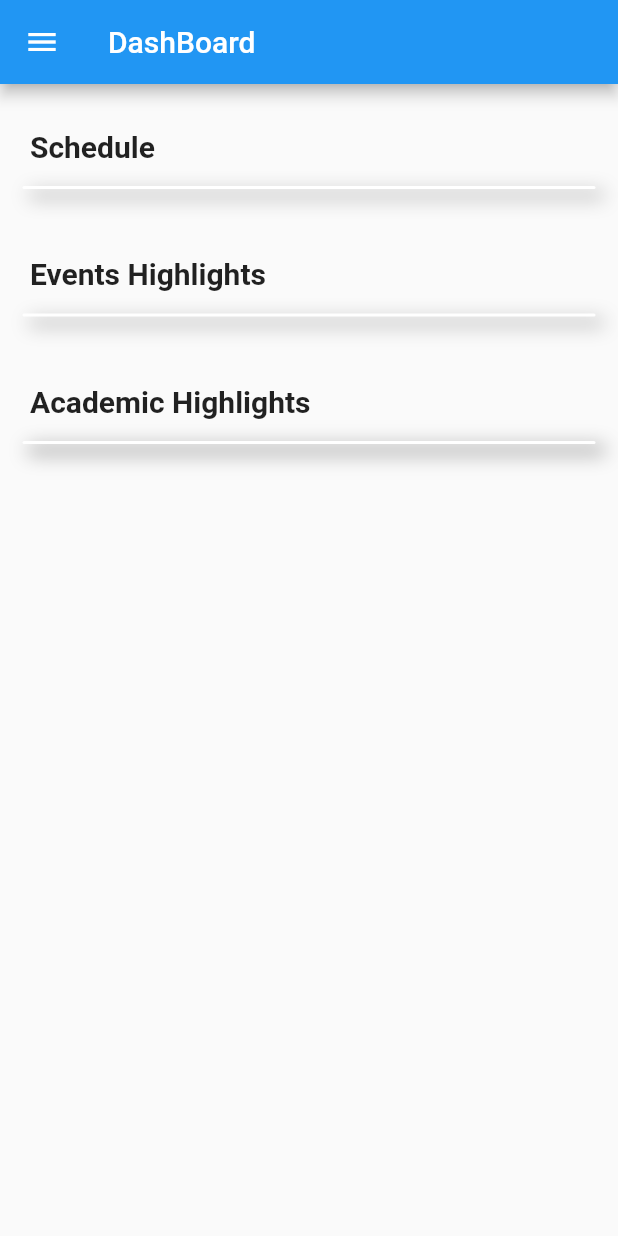
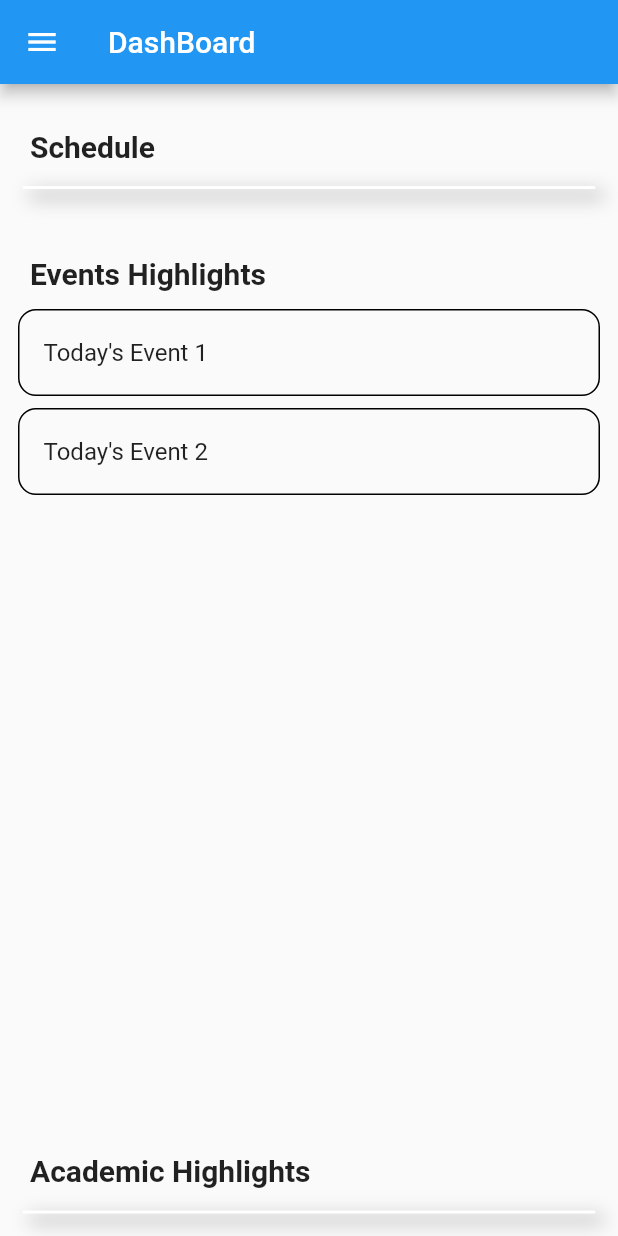
Before and after one commit to LEIC-ES-2021-22/2LEIC15T1, a Flutter app: the screen it shows after launch, after a tap on "Login", on a phone screen of 412 x 824 dp. Run offline on Flutter 3.47's test engine with Material 2 defaults, Android fonts, the phone set to English and light mode, and no system bars; our stand-ins replace settings_ui, table_calendar; project files that could hold a hidden picture were left out.

Commit message:
upgraded Dashboard look

```diff
--- a/lib/UI/homepage.dart
+++ b/lib/UI/homepage.dart
@@ -1,5 +1,8 @@
 import 'package:flutter/material.dart';
 import 'NavBar.dart';
+import 'utils.dart';
+import 'dart:collection';
+import 'package:table_calendar/table_calendar.dart';
 
 class MyStatefulWidgeta extends StatefulWidget {
   const MyStatefulWidgeta({Key? key}) : super(key: key);
@@ -9,6 +12,44 @@ class MyStatefulWidgeta extends StatefulWidget {
 }
 
 class _MyStatefulWidgetStatea extends State<MyStatefulWidgeta> {
+  final ValueNotifier<List<Event>> _selectedEvents = ValueNotifier([]);
+
+  void initState() {
+    super.initState();
+    WidgetsBinding.instance.addPostFrameCallback((_) => _onDaySelected(kToday));
+  }
+
+  // Using a `LinkedHashSet` is recommended due to equality comparison override
+  final Set<DateTime> _selectedDays = LinkedHashSet<DateTime>(
+    equals: isSameDay,
+    hashCode: getHashCode,
+  );
+
+
+
+  @override
+  void dispose() {
+    _selectedEvents.dispose();
+    super.dispose();
+  }
+
+  List<Event> _getEventsForDay(DateTime day) {
+    return kEvents[day] ?? [];
+  }
+
+  List<Event> _getEventsForDays(Set<DateTime> days) {
+    return [
+      for (final d in days) ..._getEventsForDay(d),
+    ];
+  }
+
+  void _onDaySelected(DateTime selectedDay) {
+    setState(() {
+      _selectedDays.add(selectedDay);
+    });
+    _selectedEvents.value = _getEventsForDays(_selectedDays);
+  }
+
 
   @override
   Widget build(BuildContext context) {
@@ -19,16 +60,7 @@ class _MyStatefulWidgetStatea extends State<MyStatefulWidgeta> {
         appBar: AppBar(
           title: const Text('DashBoard'),
         ),
-        body: _Body(),
-      ),
-    );
-  }
-}
-
-class _Body extends StatelessWidget{
-  @override
-  Widget build(BuildContext context) {
-    return Column(
+        body: Column(
           children: [
             Container(
               margin: const EdgeInsets.only(top:30,left:20),
@@ -57,10 +89,44 @@ class _Body extends StatelessWidget{
                   ]
               ),
             ),
+
             Container(
               margin: const EdgeInsets.only(top:30,left:20),
               alignment: Alignment.centerLeft,
               child: const Text('Events Highlights',style:TextStyle(fontSize: 20,fontWeight: FontWeight.bold)),
+            ),
+            const SizedBox(height: 8.0),
+            Expanded(
+              child: ValueListenableBuilder<List<Event>>(
+                valueListenable: _selectedEvents,
+                builder: (context, value, _) {
+                  return ListView.builder(
+                    itemCount: value.length,
+                    itemBuilder: (context, index) {
+                      return Container(
+                        margin: const EdgeInsets.symmetric(
+                          horizontal: 12.0,
+                          vertical: 4.0,
+                        ),
+                        decoration: BoxDecoration(
+                          border: Border.all(),
+                          borderRadius: BorderRadius.circular(12.0),
+                        ),
+                        child: ListTile(
+                          onTap: () => print('${value[index]}'),
+                          title: Text('${value[index]}'),
+                        ),
+                      );
+                    },
+                  );
+                },
+              ),
+            ),
+
+            Container(
+              margin: const EdgeInsets.only(top:30,left:20),
+              alignment: Alignment.centerLeft,
+              child: const Text('Academic Highlights',style:TextStyle(fontSize: 20,fontWeight: FontWeight.bold)),
             ),
             Container(
               margin: const EdgeInsets.all(15.0),
@@ -84,35 +150,9 @@ class _Body extends StatelessWidget{
                   ]
               ),
             ),
-        Container(
-          margin: const EdgeInsets.only(top:30,left:20),
-          alignment: Alignment.centerLeft,
-          child: const Text('Academic Highlights',style:TextStyle(fontSize: 20,fontWeight: FontWeight.bold)),
-        ),
-        Container(
-          margin: const EdgeInsets.all(15.0),
-          padding : const EdgeInsets.symmetric(
-            vertical:1.0,
-            horizontal: 10.0,
-          ),
-          decoration: BoxDecoration(
-              color: Colors.white,
-              borderRadius: BorderRadius.circular(7.50),
-              boxShadow: const [
-                BoxShadow(
-                  color:Colors.grey,
-                  offset:Offset(
-                    5.0,
-                    5.0,
-                  ),
-                  blurRadius:10.0,
-                  spreadRadius:2.0,
-                )
-              ]
+          ],
         ),
       ),
-      ],
     );
   }
-
 }
--- a/lib/UI/personalschedule.dart
+++ b/lib/UI/personalschedule.dart
@@ -35,13 +35,10 @@ class PersonalScheduleStatus extends State<PersonalSchedule> {
   }
 
   List<Event> _getEventsForDay(DateTime day) {
-    // Implementation example
     return kEvents[day] ?? [];
   }
 
   List<Event> _getEventsForDays(Set<DateTime> days) {
-    // Implementation example
-    // Note that days are in selection order (same applies to events)
     return [
       for (final d in days) ..._getEventsForDay(d),
     ];
@@ -80,7 +77,6 @@ class PersonalScheduleStatus extends State<PersonalSchedule> {
             eventLoader: _getEventsForDay,
             startingDayOfWeek: StartingDayOfWeek.monday,
             selectedDayPredicate: (day) {
-              // Use values from Set to mark multiple days as selected
               return _selectedDays.contains(day);
             },
             onDaySelected: _onDaySelected,
--- a/lib/UI/utils.dart
+++ b/lib/UI/utils.dart
@@ -8,9 +8,7 @@ import 'package:table_calendar/table_calendar.dart';
 /// Example event class.
 class Event {
   final String title;
-
   const Event(this.title);
-
   @override
   String toString() => title;
 }
@@ -23,13 +21,13 @@ final kEvents = LinkedHashMap<DateTime, List<Event>>(
   hashCode: getHashCode,
 )..addAll(_kEventSource);
 
-final _kEventSource = { for (var item in List.generate(50, (index) => index)) DateTime.utc(kFirstDay.year, kFirstDay.month, item * 5) : List.generate(
-        item % 4 + 1, (index) => Event('Event $item | ${index + 1}')) }
-  ..addAll({
-    kToday: [
-      Event('Today\'s Event 1'),
-      Event('Today\'s Event 2'),
-    ],
+
+/// Alter this to get events from JSON file
+final _kEventSource = {
+  for (var item in List.generate(50, (index) => index))
+    DateTime.utc(kFirstDay.year, kFirstDay.month, item * 5) :
+    List.generate(item % 4 + 1, (index) => Event('Event $item | ${index + 1}'))
+} ..addAll({kToday: [Event('Today\'s Event 1'), Event('Today\'s Event 2'),],
   });
 
 int getHashCode(DateTime key) {
```
Lines whose indentation alone changed are shown as unchanged.
